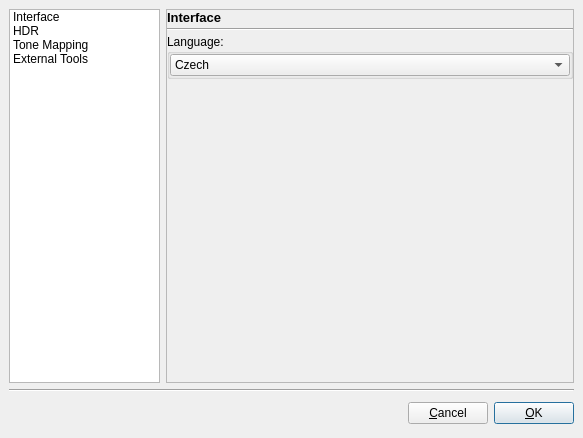
LuminanceHDR/LuminanceHDR, file forms/PreferencesDialog.ui: the form before one commit.
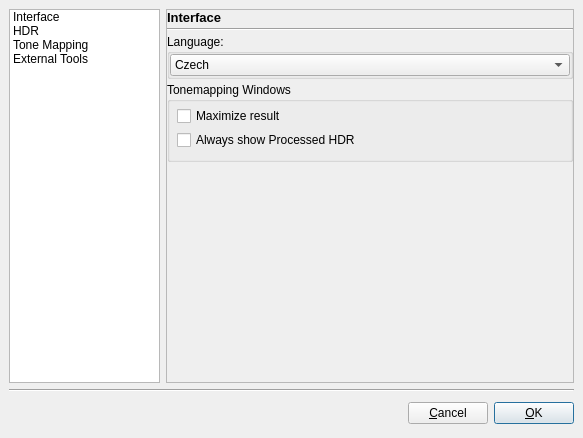
The form after the commit. Icons and pictures are not drawn.

Commit message: UI Patch: https://sourceforge.net/tracker/?func=detail&aid=3081164&group_id=183831&atid=906822 (by Elizabeth Oldham - bethatthehug)

What changed in the file:
```diff
--- a/forms/PreferencesDialog.ui
+++ b/forms/PreferencesDialog.ui
@@ -263,6 +263,51 @@
            </layout>
           </widget>
          </item>
+         <item>
+          <widget class="QGroupBox" name="groupBox">
+           <property name="sizePolicy">
+            <sizepolicy hsizetype="Preferred" vsizetype="Expanding">
+             <horstretch>0</horstretch>
+             <verstretch>0</verstretch>
+            </sizepolicy>
+           </property>
+           <property name="maximumSize">
+            <size>
+             <width>16777215</width>
+             <height>80</height>
+            </size>
+           </property>
+           <property name="title">
+            <string>Tonemapping Windows</string>
+           </property>
+           <widget class="QWidget" name="verticalLayoutWidget">
+            <property name="geometry">
+             <rect>
+              <x>10</x>
+              <y>20</y>
+              <width>261</width>
+              <height>52</height>
+             </rect>
+            </property>
+            <layout class="QVBoxLayout" name="verticalLayout">
+             <item>
+              <widget class="QCheckBox" name="checkBoxTMOWindowsMax">
+               <property name="text">
+                <string>Maximize result</string>
+               </property>
+              </widget>
+             </item>
+             <item>
+              <widget class="QCheckBox" name="checkBoxTMOWindowsHDR">
+               <property name="text">
+                <string>Always show Processed HDR</string>
+               </property>
+              </widget>
+             </item>
+            </layout>
+           </widget>
+          </widget>
+         </item>
          <item>
           <spacer>
            <property name="orientation" >
```
Left out of the diff: 31 changed lines with no effect on the pictures. The commit also changes 6 other files.
